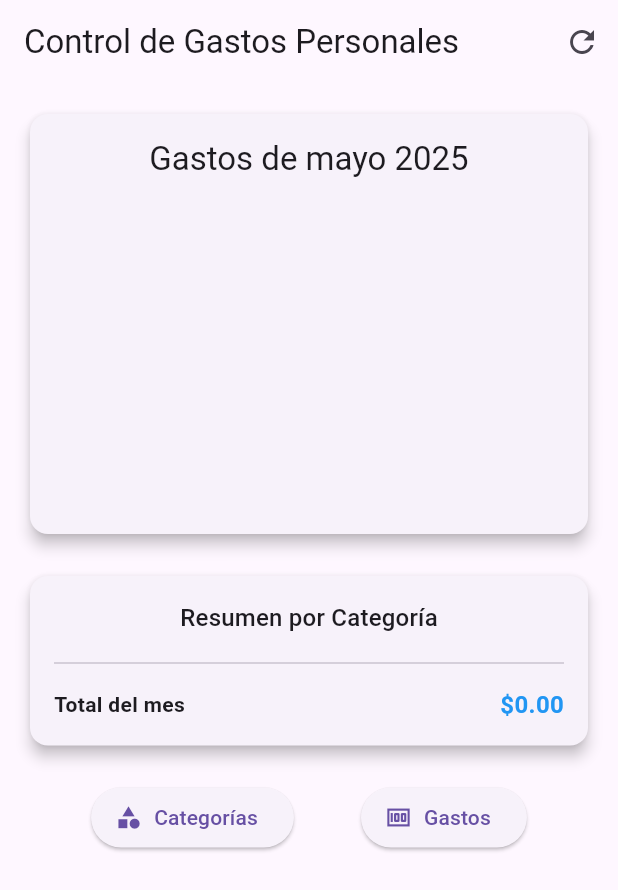
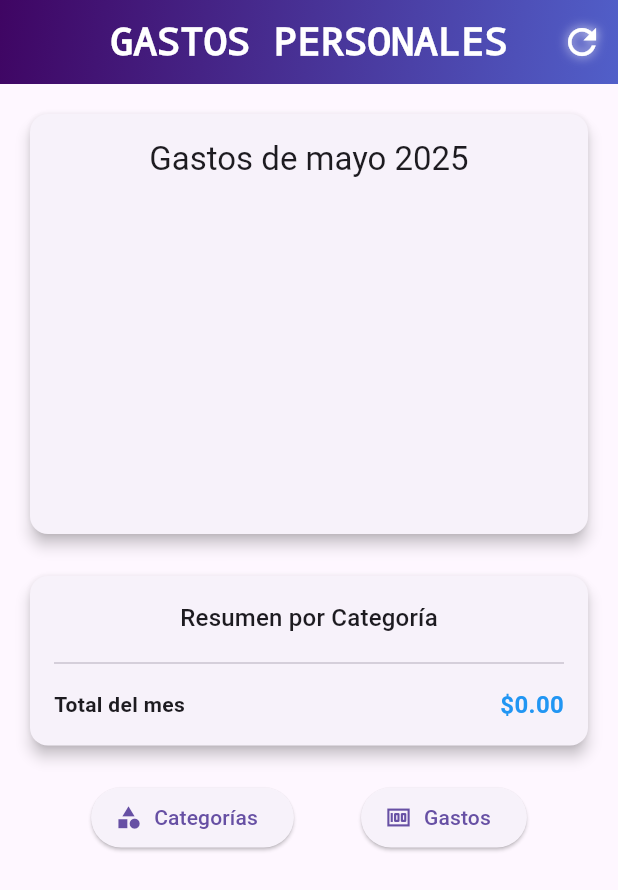
Before and after one commit to Lpsv1/DAM_grupo_14_App_gastos, a Flutter app: the screen it shows after launch, after a tap on the "refresh" icon, on a phone screen of 412 x 824 dp. Shown: the top 890 px of the screen. Run offline on Flutter 3.47's test engine with Material 3 defaults, Android fonts, the light colour scheme and no system bars; our stand-ins replace shared_preferences.

Commit message:
Diseño visual pantalla resumen, botón refresh animado

```diff
--- /dev/null
+++ b/lib/screens/animated_refreshbutton.dart
@@ -0,0 +1,54 @@
+import 'package:flutter/material.dart';
+
+class AnimatedRefreshButton extends StatefulWidget {
+  final VoidCallback onPressed;
+
+  const AnimatedRefreshButton({Key? key, required this.onPressed})
+    : super(key: key);
+
+  @override
+  _AnimatedRefreshButtonState createState() => _AnimatedRefreshButtonState();
+}
+
+class _AnimatedRefreshButtonState extends State<AnimatedRefreshButton>
+    with SingleTickerProviderStateMixin {
+  late AnimationController _controller;
+
+  @override
+  void initState() {
+    super.initState();
+    _controller = AnimationController(
+      duration: const Duration(milliseconds: 600),
+      vsync: this,
+    );
+  }
+
+  void _handlePress() {
+    _controller.forward(from: 0.0);
+    widget.onPressed();
+  }
+
+  @override
+  void dispose() {
+    _controller.dispose();
+    super.dispose();
+  }
+
+  @override
+  Widget build(BuildContext context) {
+    return RotationTransition(
+      turns: Tween(begin: 0.0, end: 1.0).animate(_controller),
+      child: IconButton(
+        icon: const Icon(
+          Icons.refresh,
+          color: Colors.white,
+          size: 28,
+          shadows: [
+            Shadow(blurRadius: 8, color: Colors.white, offset: Offset(0, 0)),
+          ],
+        ),
+        onPressed: _handlePress,
+      ),
+    );
+  }
+}
--- a/lib/screens/home_page.dart
+++ b/lib/screens/home_page.dart
@@ -7,6 +7,7 @@ import '../models/gasto.dart';
 import '../models/categoria.dart';
 import '../services/local_storage.dart';
 import 'package:intl/date_symbol_data_local.dart';
+import 'animated_refreshbutton.dart';
 
 class HomeProvider extends ChangeNotifier {
   final LocalStorageService _storage = LocalStorageService();
@@ -62,10 +63,32 @@ class HomePage extends StatelessWidget {
 
     return Scaffold(
       appBar: AppBar(
-        title: const Text('Control de Gastos Personales'),
+        title: const Text(
+          'GASTOS PERSONALES',
+          style: TextStyle(
+            fontSize: 26,
+            fontWeight: FontWeight.w900,
+            color: Colors.white,
+            fontFamily: 'Courier New',
+          ),
+          textAlign: TextAlign.center,
+        ),
+        centerTitle: true,
+        flexibleSpace: Container(
+          decoration: const BoxDecoration(
+            gradient: LinearGradient(
+              colors: [
+                Color(0xFF3F0563), // Morado
+                Color(0xFF515FC9), // Azul
+              ],
+              begin: Alignment.topLeft,
+              end: Alignment.bottomRight,
+            ),
+          ),
+        ),
+
         actions: [
-          IconButton(
-            icon: const Icon(Icons.refresh),
+          AnimatedRefreshButton(
             onPressed: () => context.read<HomeProvider>().loadData(),
           ),
         ],
```
